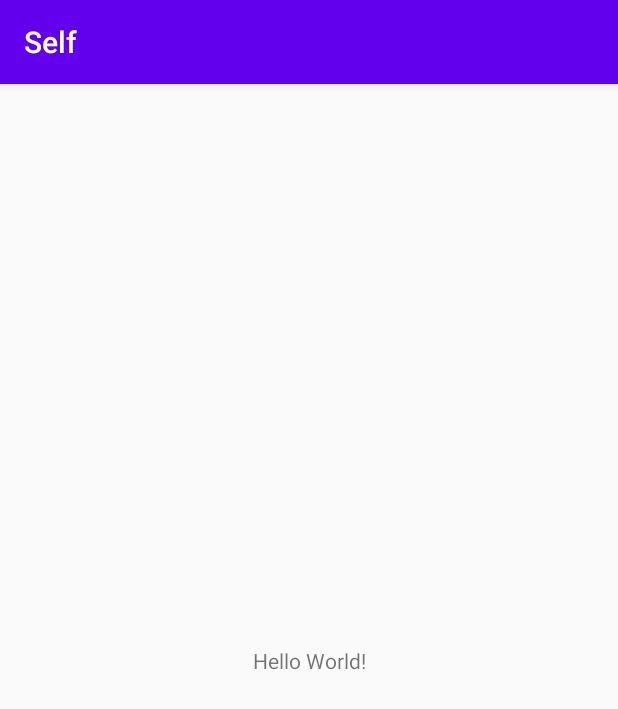
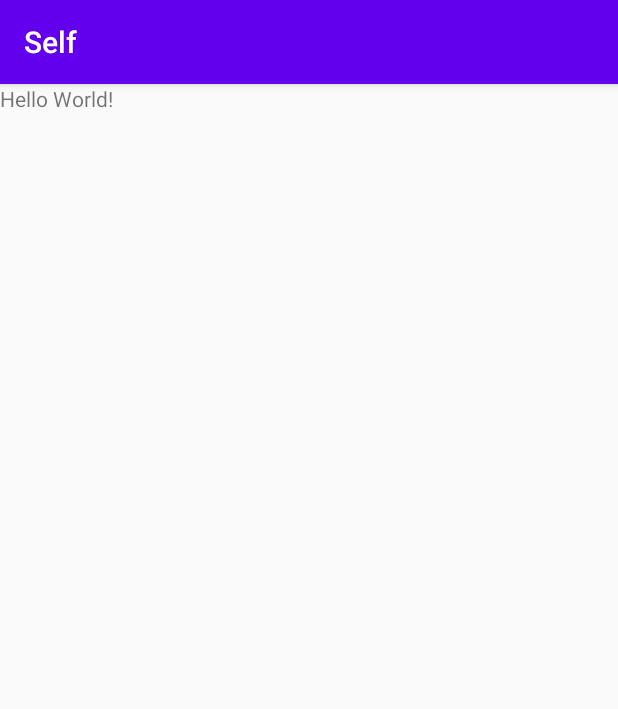
Before and after one commit to cShark-dev/android, an Android app: the screen it shows after launch (MainActivity), on a phone screen of 412 x 824 dp. Shown: the top 709 px of the screen. Run offline under Robolectric (Android 15) with nearby library versions, the phone set to English and light mode, and no system bars.

```diff
--- a/app/src/main/res/layout/activity_main.xml
+++ b/app/src/main/res/layout/activity_main.xml
@@ -1,5 +1,6 @@
 <?xml version="1.0" encoding="utf-8"?>
-<androidx.constraintlayout.widget.ConstraintLayout xmlns:android="http://schemas.android.com/apk/res/android"
+<LinearLayout
+    xmlns:android="http://schemas.android.com/apk/res/android"
     xmlns:app="http://schemas.android.com/apk/res-auto"
     xmlns:tools="http://schemas.android.com/tools"
     android:layout_width="match_parent"
@@ -15,4 +16,4 @@
         app:layout_constraintRight_toRightOf="parent"
         app:layout_constraintTop_toTopOf="parent" />
 
-</androidx.constraintlayout.widget.ConstraintLayout>
+</LinearLayout>
```
